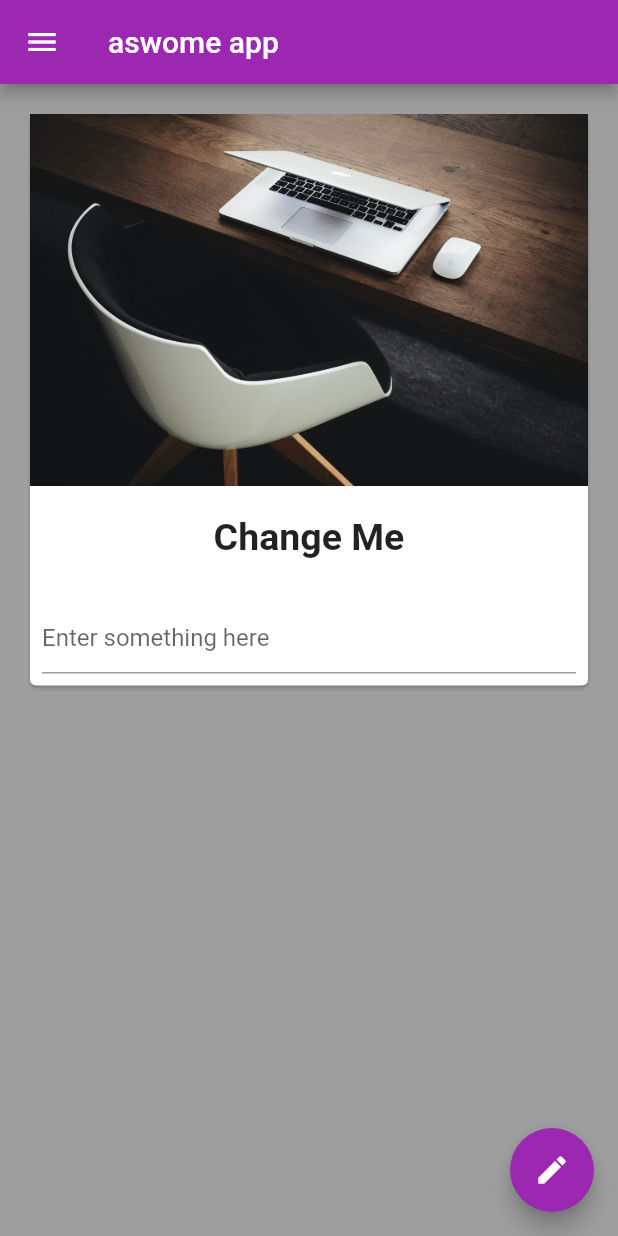
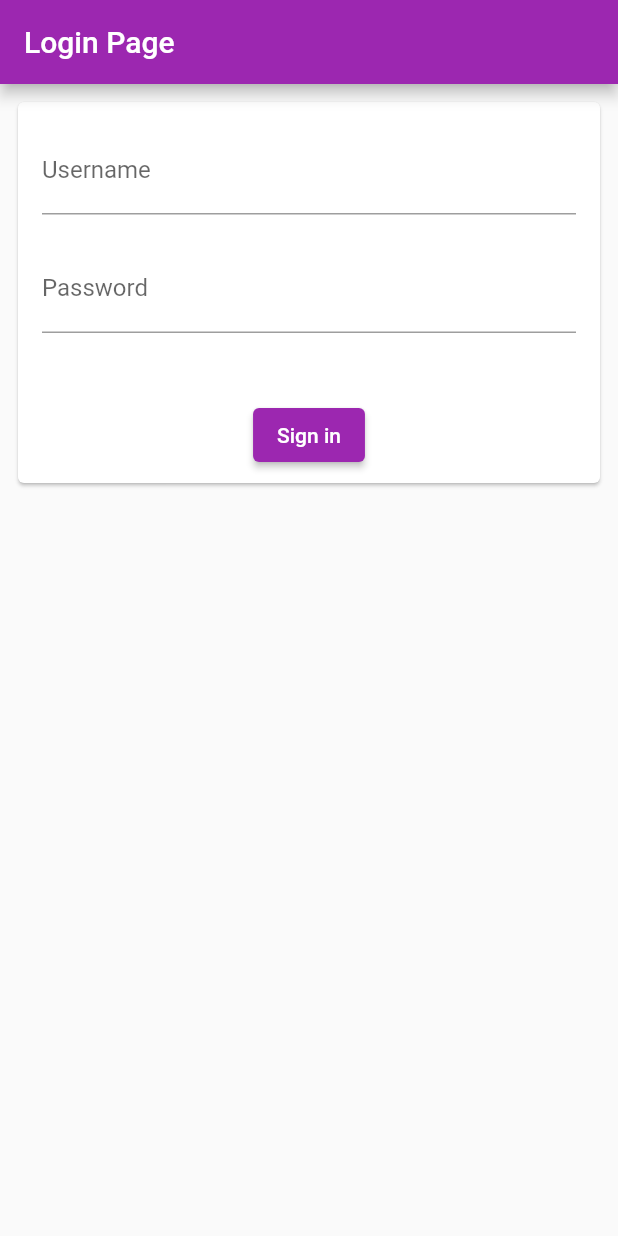
Before and after one commit to pkd019/practice_flutter, a Flutter app: the screen it shows after launch, on a phone screen of 412 x 824 dp. Run offline on Flutter 3.47's test engine with Material 2 defaults, Android fonts, the phone set to English and light mode, and no system bars.

Commit message:
chapter 5 completed

```diff
--- a/lib/main.dart
+++ b/lib/main.dart
@@ -1,10 +1,11 @@
 import 'package:flutter/material.dart';
-import 'package:flutter_application_1/pages/home.dart';
+
+import 'pages/login_page.dart';
 
 void main() {
   runApp(MaterialApp(
     title: "awesome app",
-    home: HomePage(),
+    home: LoginPage(),
     theme: ThemeData(primarySwatch: Colors.purple),
   ));
 }
--- a/lib/pages/home.dart
+++ b/lib/pages/home.dart
@@ -1,43 +1,10 @@
 import 'package:flutter/material.dart';
 
-import '../change_name_card.dart';
-import '../drawer.dart';
-
-class HomePage extends StatefulWidget {
-  @override
-  State<HomePage> createState() => _HomePageState();
-}
-
-class _HomePageState extends State<HomePage> {
-  TextEditingController _nameController = TextEditingController();
-  var myText = "Change Me";
-  @override
-  void initState() {
-    super.initState();
-  }
-
+class MyHome extends StatelessWidget {
   @override
   Widget build(BuildContext context) {
     return Scaffold(
-      backgroundColor: Colors.grey,
-      appBar: AppBar(
-        title: Text("aswome app"),
-      ),
-      body: Padding(
-          padding: const EdgeInsets.all(16.0),
-          child: SingleChildScrollView(
-            child: Card(
-              child: Change_name_card(),
-            ),
-          )),
-      drawer: MyDrawer(),
-      floatingActionButton: FloatingActionButton(
-        onPressed: () {
-          myText = _nameController.text;
-          setState(() {});
-        },
-        child: Icon(Icons.edit),
-      ),
+      appBar: AppBar(title: Text("home page")),
     );
   }
 }
--- /dev/null
+++ b/lib/pages/login_page.dart
@@ -0,0 +1,53 @@
+import 'package:flutter/material.dart';
+
+class LoginPage extends StatefulWidget {
+  @override
+  State<LoginPage> createState() => _LoginPageState();
+}
+
+class _LoginPageState extends State<LoginPage> {
+  final userNameController = TextEditingController();
+  final passwordController = TextEditingController();
+  @override
+  Widget build(BuildContext context) {
+    return Scaffold(
+      appBar: AppBar(title: Text("Login Page")),
+      body: Padding(
+        padding: const EdgeInsets.all(8.0),
+        child: SingleChildScrollView(
+          child: Card(
+            child: Column(children: [
+              Form(
+                  child: Padding(
+                padding: const EdgeInsets.all(16.0),
+                child: Column(
+                  children: [
+                    TextFormField(
+                      decoration: InputDecoration(
+                          hintText: "Enter User Name", labelText: "Username"),
+                    ),
+                    SizedBox(
+                      height: 20,
+                    ),
+                    TextFormField(
+                      decoration: InputDecoration(
+                          hintText: "Enter Your Password",
+                          labelText: "Password"),
+                    )
+                  ],
+                ),
+              )),
+              SizedBox(
+                height: 20,
+              ),
+              Padding(
+                padding: const EdgeInsets.all(8.0),
+                child: ElevatedButton(onPressed: () {}, child: Text("Sign in")),
+              )
+            ]),
+          ),
+        ),
+      ),
+    );
+  }
+}
--- a/pubspec.yaml
+++ b/pubspec.yaml
@@ -35,7 +35,6 @@ dependencies:
   # The following adds the Cupertino Icons font to your application.
   # Use with the CupertinoIcons class for iOS style icons.
   cupertino_icons: ^1.0.2
-  http: ^0.12.0+4
 
 dev_dependencies:
   flutter_test:
```
Also changed, not shown: pubspec.lock, 1 other file.
